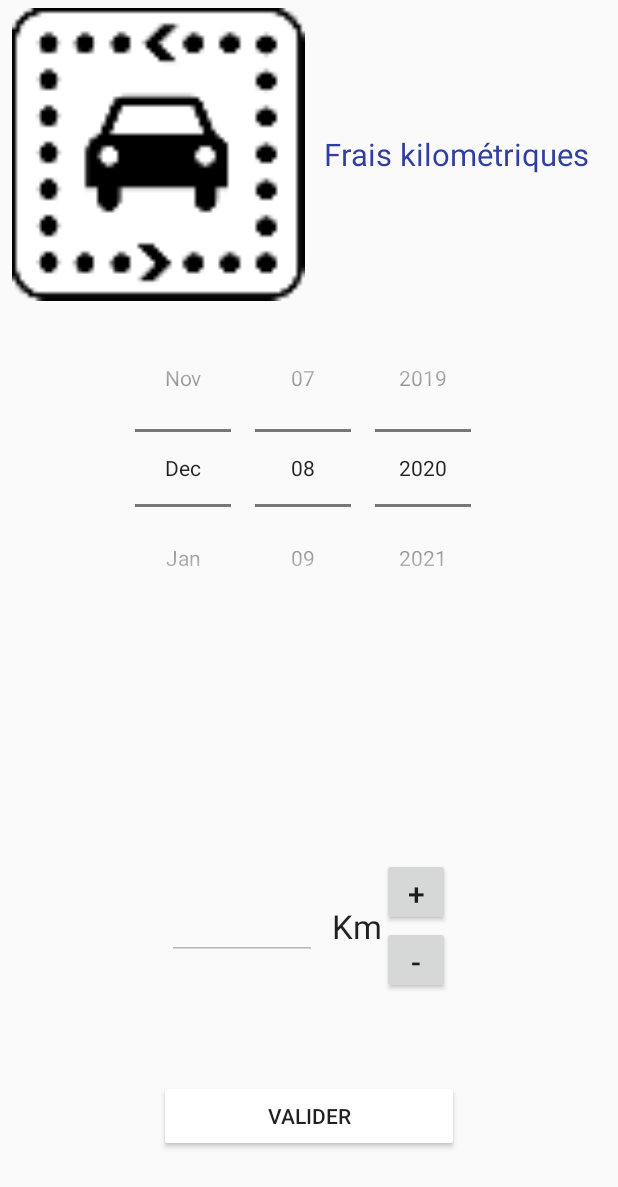
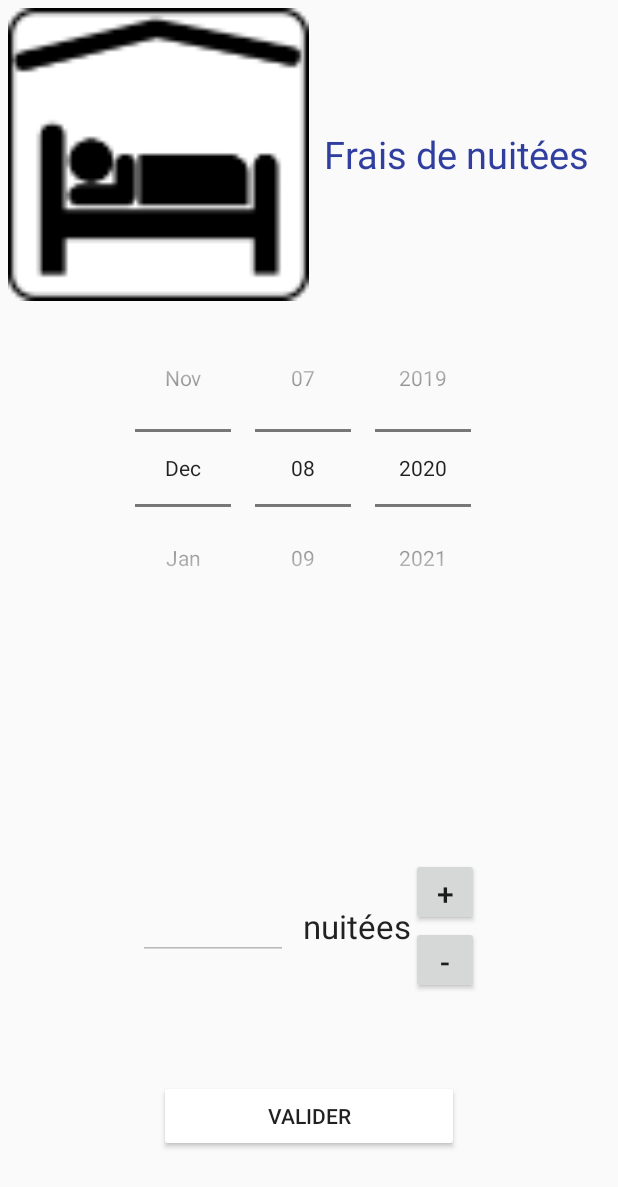
Before and after one commit to AlexisVedrenne/GSBAppliAndroid, an Android app: the layout activity_nuitees.xml on its own in the app's theme, with its tools: preview values and no code run, on a phone screen of 412 x 824 dp. Shown: the top 1187 px of the screen. Run offline under Robolectric (Android 15) with nearby library versions, the phone set to English and light mode, and no system bars.

Commit message:
Ajout de la nouvelle activity et configuration de l'interface

```diff
--- a/app/build.gradle
+++ b/app/build.gradle
@@ -27,6 +27,7 @@ dependencies {
     implementation fileTree(dir: 'libs', include: ['*.jar'])
 
     implementation 'androidx.appcompat:appcompat:1.1.0'
+    implementation 'androidx.constraintlayout:constraintlayout:1.1.3'
     testImplementation 'junit:junit:4.12'
     androidTestImplementation 'androidx.test.ext:junit:1.1.1'
     androidTestImplementation 'androidx.test.espresso:espresso-core:3.2.0'
--- /dev/null
+++ b/app/src/main/java/fr/bonaparte/suividevosfrais/Nuitees.java
@@ -0,0 +1,14 @@
+package fr.bonaparte.suividevosfrais;
+
+import androidx.appcompat.app.AppCompatActivity;
+
+import android.os.Bundle;
+
+public class Nuitees extends AppCompatActivity {
+
+    @Override
+    protected void onCreate(Bundle savedInstanceState) {
+        super.onCreate(savedInstanceState);
+        setContentView(R.layout.activity_nuitees);
+    }
+}
--- a/app/src/main/res/layout/activity_km.xml
+++ b/app/src/main/res/layout/activity_nuitees.xml
@@ -2,10 +2,10 @@
     xmlns:tools="http://schemas.android.com/tools"
     android:layout_width="match_parent"
     android:layout_height="match_parent"
-    android:layout_alignParentBottom="true"
-    android:layout_alignParentEnd="true"
     android:layout_alignParentStart="true"
     android:layout_alignParentTop="true"
+    android:layout_alignParentEnd="true"
+    android:layout_alignParentBottom="true"
     android:orientation="vertical"
     android:weightSum="1"
     tools:context=".KmActivity">
@@ -14,10 +14,10 @@
         android:layout_width="match_parent"
         android:layout_height="0dp"
         android:layout_weight="0.25"
+        android:baselineAligned="false"
         android:orientation="horizontal"
         android:padding="5dp"
-        android:weightSum="1"
-        android:baselineAligned="false">
+        android:weightSum="1">
 
         <LinearLayout
             android:layout_width="match_parent"
@@ -33,7 +33,7 @@
                 android:layout_gravity="end"
                 android:layout_weight="1"
                 android:contentDescription="@string/icon_frais_km"
-                android:src="@drawable/frais_km" />
+                android:src="@drawable/frais_nuitee" />
         </LinearLayout>
 
         <LinearLayout
@@ -51,9 +51,9 @@
                 android:autoSizeTextType="uniform"
                 android:gravity="start|center"
                 android:lines="1"
+                android:paddingLeft="10dp"
                 android:paddingRight="10dp"
-                android:paddingLeft="10dp"
-                android:text="@string/title_frais_km"
+                android:text="@string/title_nuitees"
                 android:textColor="@color/colorPrimaryDark" />
 
         </LinearLayout>
@@ -124,8 +124,8 @@
                 android:layout_width="wrap_content"
                 android:layout_height="wrap_content"
                 android:layout_gravity="center"
-                android:text="@string/km"
                 android:labelFor="@+id/txtKm"
+                android:text="@string/nuitees"
                 android:textAppearance="?android:attr/textAppearanceLarge" />
 
         </LinearLayout>
--- a/app/src/main/res/values/strings.xml
+++ b/app/src/main/res/values/strings.xml
@@ -11,10 +11,12 @@
     <string name="km">Km</string>
     <string name="plus">+</string>
     <string name="moins">-</string>
+    <string name="nuitees">nuitées</string>
     <string name="valider">Valider</string>
     <string name="deux_points">:</string>
     <string name="title_frais_km">Frais kilométriques</string>
     <string name="title_frais_hf">Frais hors forfait</string>
+    <string name="title_nuitees">Frais de nuitées</string>
     <string name="motif">Motif :</string>
     <string name="montant">Montant :</string>
     <string name="icone_frais_km">Icone des frais kilométriques</string>
```
Also changed, not shown: app/src/main/AndroidManifest.xml (+8 -4 lines).
